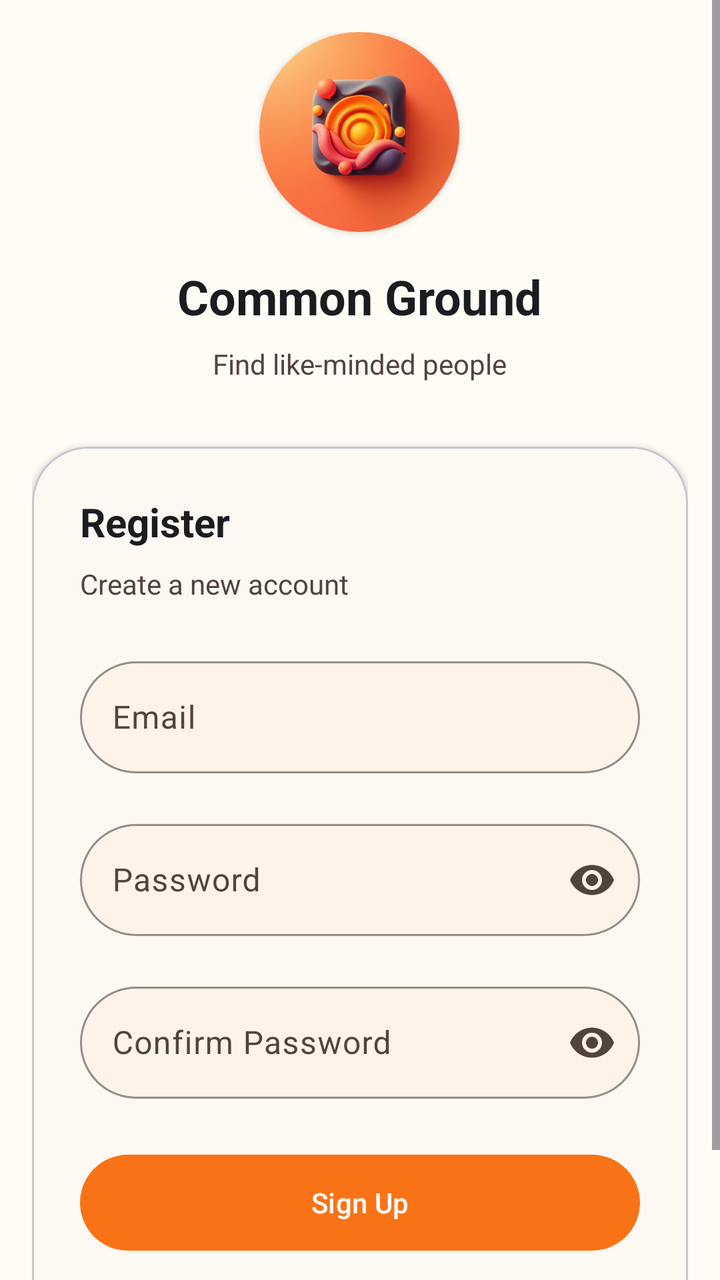
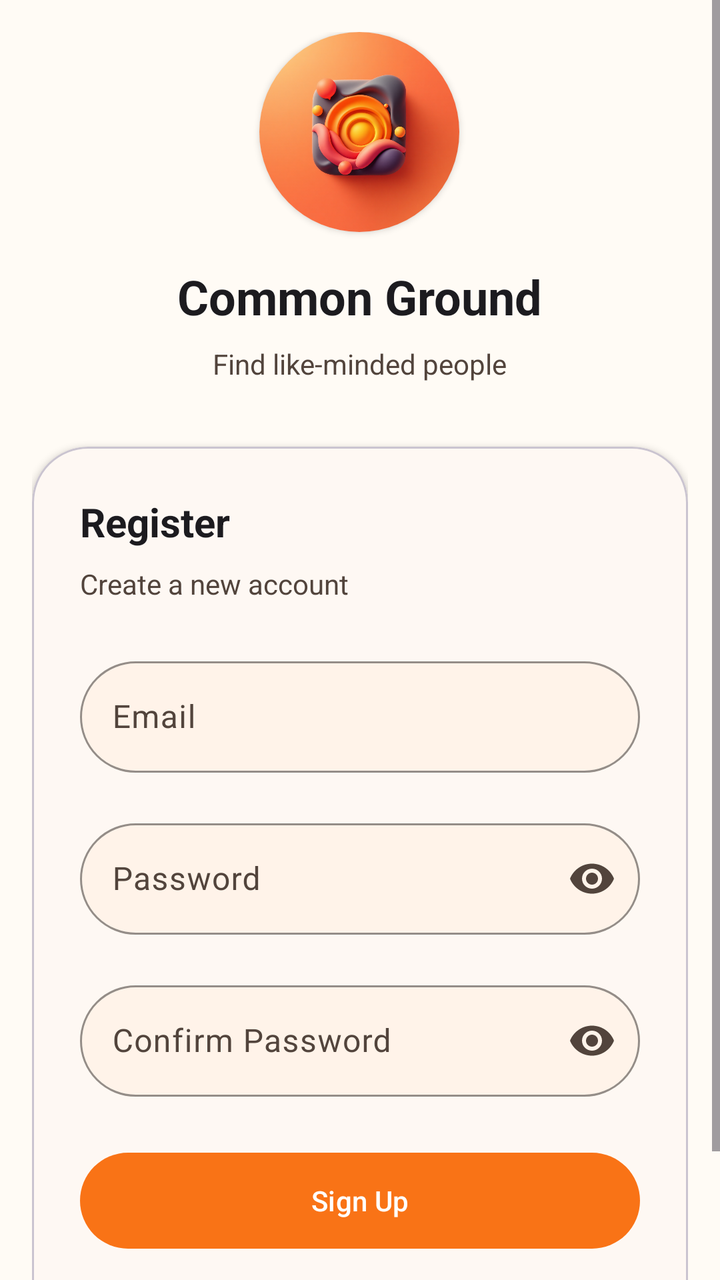

Screens rendered from an Android XML layout before and after an edit, with the pre-edit source and the edit as a unified diff.
<!-- AndroidManifest.xml: application theme Theme.Common_Ground -->
<!-- res/layout/fragment_register.xml -->
<?xml version="1.0" encoding="utf-8"?>
<ScrollView xmlns:android="http://schemas.android.com/apk/res/android"
    xmlns:app="http://schemas.android.com/apk/res-auto"
    android:layout_width="match_parent"
    android:layout_height="match_parent"
    android:fillViewport="true"
    android:background="@color/md_surface"
    android:fitsSystemWindows="true">

    <androidx.constraintlayout.widget.ConstraintLayout
        android:layout_width="match_parent"
        android:layout_height="wrap_content"
        android:padding="@dimen/spacing_16">

        <LinearLayout
            android:layout_width="match_parent"
            android:layout_height="wrap_content"
            android:orientation="vertical"
            android:gravity="center"
            app:layout_constraintTop_toTopOf="parent"
            app:layout_constraintBottom_toBottomOf="parent"
            app:layout_constraintStart_toStartOf="parent"
            app:layout_constraintEnd_toEndOf="parent">

            <LinearLayout
                android:layout_width="wrap_content"
                android:layout_height="wrap_content"
                android:orientation="vertical"
                android:gravity="center"
                android:layout_marginBottom="@dimen/spacing_32">

                <androidx.cardview.widget.CardView
                    android:layout_width="100dp"
                    android:layout_height="100dp"
                    android:padding="@dimen/spacing_16"
                    android:layout_marginBottom="@dimen/spacing_16"
                    app:cardCornerRadius="50dp"
                    app:cardPreventCornerOverlap="false">

                    <ImageView
                        android:layout_width="match_parent"
                        android:layout_height="match_parent"
                        android:scaleType="centerCrop"
                        android:src="@drawable/ic_logo" />
                </androidx.cardview.widget.CardView>

                <TextView
                    android:layout_width="wrap_content"
                    android:layout_height="wrap_content"
                    android:text="@string/app_name"
                    android:textColor="@color/md_on_surface"
                    android:textSize="@dimen/text_2xl"
                    android:textStyle="bold" />

                <TextView
                    android:layout_width="wrap_content"
                    android:layout_height="wrap_content"
                    android:text="@string/tagline"
                    android:textColor="@color/md_on_surface_variant"
                    android:textSize="@dimen/text_sm"
                    android:layout_marginTop="@dimen/spacing_8" />
            </LinearLayout>

            <com.google.android.material.card.MaterialCardView
                android:layout_width="match_parent"
                android:layout_height="wrap_content"
                style="@style/CardView.Rounded"
                app:cardCornerRadius="@dimen/corner_radius_28"
                app:cardElevation="@dimen/elevation_2">

                <LinearLayout
                    android:layout_width="match_parent"
                    android:layout_height="wrap_content"
                    android:orientation="vertical"
                    android:padding="@dimen/spacing_24">

                    <TextView
                        android:layout_width="match_parent"
                        android:layout_height="wrap_content"
                        android:text="@string/register"
                        android:textColor="@color/md_on_surface"
                        android:textSize="@dimen/text_xl"
                        android:textStyle="bold"
                        android:layout_marginBottom="@dimen/spacing_8" />

                    <TextView
                        android:layout_width="match_parent"
                        android:layout_height="wrap_content"
                        android:text="@string/register_description"
                        android:textColor="@color/md_on_surface_variant"
                        android:textSize="@dimen/text_sm"
                        android:layout_marginBottom="@dimen/spacing_24" />

                    <com.google.android.material.textfield.TextInputLayout
                        android:id="@+id/email_input_layout"
                        style="@style/TextInputLayout.Rounded"
                        android:layout_width="match_parent"
                        android:layout_height="wrap_content"
                        android:layout_marginBottom="@dimen/spacing_20">

                        <com.google.android.material.textfield.TextInputEditText
                            android:id="@+id/email_edit_text"
                            android:layout_width="match_parent"
                            android:layout_height="@dimen/input_height"
                            android:hint="@string/email"
                            android:inputType="textEmailAddress" />
                    </com.google.android.material.textfield.TextInputLayout>

                    <com.google.android.material.textfield.TextInputLayout
                        android:id="@+id/password_input_layout"
                        style="@style/TextInputLayout.Rounded"
                        android:layout_width="match_parent"
                        android:layout_height="wrap_content"
                        android:layout_marginBottom="@dimen/spacing_20"
                        app:endIconMode="password_toggle">

                        <com.google.android.material.textfield.TextInputEditText
                            android:id="@+id/password_edit_text"
                            android:layout_width="match_parent"
                            android:layout_height="@dimen/input_height"
                            android:hint="@string/password"
                            android:inputType="textPassword" />
                    </com.google.android.material.textfield.TextInputLayout>

                    <com.google.android.material.textfield.TextInputLayout
                        android:id="@+id/confirm_password_input_layout"
                        style="@style/TextInputLayout.Rounded"
                        android:layout_width="match_parent"
                        android:layout_height="wrap_content"
                        android:layout_marginBottom="@dimen/spacing_24"
                        app:endIconMode="password_toggle">

                        <com.google.android.material.textfield.TextInputEditText
                            android:id="@+id/confirm_password_edit_text"
                            android:layout_width="match_parent"
                            android:layout_height="@dimen/input_height"
                            android:hint="@string/confirm_password"
                            android:inputType="textPassword" />
                    </com.google.android.material.textfield.TextInputLayout>

                    <com.google.android.material.button.MaterialButton
                        android:id="@+id/register_button"
                        android:layout_width="match_parent"
                        android:layout_height="@dimen/button_height"
                        style="@style/Button.Filled"
                        android:text="@string/sign_up" />

                    <LinearLayout
                        android:layout_width="match_parent"
                        android:layout_height="wrap_content"
                        android:orientation="horizontal"
                        android:gravity="center"
                        android:layout_marginTop="@dimen/spacing_24">

                        <TextView
                            style="@style/TextSecondary"
                            android:layout_width="wrap_content"
                            android:layout_height="wrap_content"
                            android:text="@string/have_account" />

                        <TextView
                            android:id="@+id/switch_to_login"
                            style="@style/TextLink"
                            android:layout_width="wrap_content"
                            android:layout_height="wrap_content"
                            android:text="@string/sign_in" />
                    </LinearLayout>
                </LinearLayout>
            </com.google.android.material.card.MaterialCardView>
        </LinearLayout>
    </androidx.constraintlayout.widget.ConstraintLayout>
</ScrollView>
<!-- resources referenced by this layout -->
<resources>
  <color name="md_on_surface">#1C1B1F</color>
  <color name="md_on_surface_variant">#52443C</color>
  <color name="md_surface">#FFFBF5</color>
  <dimen name="button_height">56dp</dimen>
  <dimen name="corner_radius_28">28dp</dimen>
  <dimen name="elevation_2">2dp</dimen>
  <dimen name="input_height">56dp</dimen>
  <dimen name="spacing_16">16dp</dimen>
  <dimen name="spacing_20">20dp</dimen>
  <dimen name="spacing_24">24dp</dimen>
  <dimen name="spacing_32">32dp</dimen>
  <dimen name="spacing_8">8dp</dimen>
  <dimen name="text_2xl">24sp</dimen>
  <dimen name="text_sm">14sp</dimen>
  <dimen name="text_xl">20sp</dimen>
  <string name="app_name" translatable="false">Common Ground</string>
  <string name="confirm_password">Confirm Password</string>
  <string name="email">Email</string>
  <string name="have_account">Already have an account?</string>
  <string name="password">Password</string>
  <string name="register">Register</string>
  <string name="register_description">Create a new account</string>
  <string name="sign_in">Sign In</string>
  <string name="sign_up">Sign Up</string>
  <string name="tagline">Find like-minded people</string>
  <style name="Button.Filled" parent="Widget.Material3.Button">
          <item name="backgroundTint">@color/md_primary</item>
          <item name="android:textColor">@color/md_on_primary</item>
          <item name="cornerRadius">@dimen/corner_radius_full</item>
          <item name="android:elevation">@dimen/elevation_1</item>
          <item name="android:minHeight">@dimen/button_height</item>
      </style>
  <style name="CardView.Rounded" parent="CardView">
          <item name="cardCornerRadius">@dimen/corner_radius_20</item>
          <item name="cardElevation">@dimen/elevation_2</item>
          <item name="cardBackgroundColor">@color/md_surface_container_low</item>
      </style>
  <style name="TextLink">
          <item name="android:textColor">@color/md_primary</item>
          <item name="android:textSize">@dimen/text_sm</item>
          <item name="android:clickable">true</item>
          <item name="android:focusable">true</item>
          <item name="android:paddingStart">@dimen/spacing_4</item>
          <item name="android:paddingEnd">@dimen/spacing_4</item>
          <item name="android:background">?android:attr/selectableItemBackground</item>
      </style>
  <style name="TextSecondary">
          <item name="android:textColor">@color/md_on_surface_variant</item>
          <item name="android:textSize">@dimen/text_sm</item>
      </style>
  <color name="md_primary">#F97316</color>
  <color name="md_on_primary">#FFFFFF</color>
  <dimen name="corner_radius_full">50dp</dimen>
  <dimen name="elevation_1">1dp</dimen>
  <dimen name="corner_radius_20">20dp</dimen>
  <color name="md_surface_container_low">#FEF8F3</color>
  <color name="md_surface_container_high">#FFF3E9</color>
  <dimen name="spacing_4">4dp</dimen>
  <color name="md_primary_container">#FFEDD5</color>
  <color name="md_on_primary_container">#7C2D12</color>
  <color name="md_secondary">#EF4444</color>
  <color name="md_on_secondary">#FFFFFF</color>
  <color name="md_secondary_container">#FEE2E2</color>
  <color name="md_on_secondary_container">#7F1D1D</color>
  <color name="md_tertiary">#FBBF24</color>
  <color name="md_on_tertiary">#422006</color>
  <color name="md_tertiary_container">#FEF3C7</color>
  <color name="md_on_tertiary_container">#78350F</color>
  <color name="md_surface_variant">#FFF7ED</color>
  <color name="md_surface_container">#FFF7ED</color>
  <!-- unchanged entries left out for length: 3 -->
</resources>

<!-- the commit's change to res/layout/fragment_register.xml (unified diff, before → after) -->
@@ -101,9 +101,11 @@
                         <com.google.android.material.textfield.TextInputEditText
                             android:id="@+id/email_edit_text"
                             android:layout_width="match_parent"
-                            android:layout_height="@dimen/input_height"
+                            android:layout_height="wrap_content"
                             android:hint="@string/email"
-                            android:inputType="textEmailAddress" />
+                            android:inputType="textEmailAddress"
+                            android:maxLines="1"
+                            android:imeOptions="actionDone"/>
                     </com.google.android.material.textfield.TextInputLayout>
 
                     <com.google.android.material.textfield.TextInputLayout
@@ -117,9 +119,11 @@
                         <com.google.android.material.textfield.TextInputEditText
                             android:id="@+id/password_edit_text"
                             android:layout_width="match_parent"
-                            android:layout_height="@dimen/input_height"
+                            android:layout_height="wrap_content"
                             android:hint="@string/password"
-                            android:inputType="textPassword" />
+                            android:inputType="textPassword"
+                            android:maxLines="1"
+                            android:imeOptions="actionDone"/>
                     </com.google.android.material.textfield.TextInputLayout>
 
                     <com.google.android.material.textfield.TextInputLayout
@@ -133,9 +137,11 @@
                         <com.google.android.material.textfield.TextInputEditText
                             android:id="@+id/confirm_password_edit_text"
                             android:layout_width="match_parent"
-                            android:layout_height="@dimen/input_height"
+                            android:layout_height="wrap_content"
                             android:hint="@string/confirm_password"
-                            android:inputType="textPassword" />
+                            android:inputType="textPassword"
+                            android:maxLines="1"
+                            android:imeOptions="actionDone"/>
                     </com.google.android.material.textfield.TextInputLayout>
 
                     <com.google.android.material.button.MaterialButton
<!-- resource entries referenced after the edit -->
@@ -6,7 +6,6 @@
   <dimen name="button_height">56dp</dimen>
   <dimen name="corner_radius_28">28dp</dimen>
   <dimen name="elevation_2">2dp</dimen>
-  <dimen name="input_height">56dp</dimen>
   <dimen name="spacing_16">16dp</dimen>
   <dimen name="spacing_20">20dp</dimen>
   <dimen name="spacing_24">24dp</dimen>
